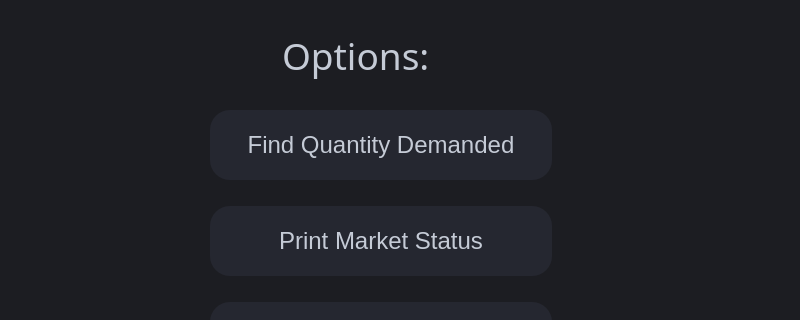
This is Project3Final/secondwindow.ui in loragonzaleze/COP3530Project3 as Qt 5 draws it before an edit; both pictures show x 0 to 800 and y 0 to 320 of the 800 by 600 pixel window. The edited form follows.
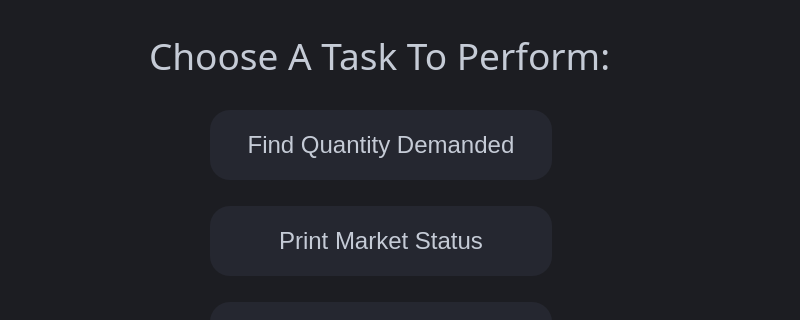
This is the edited form.

```diff
--- a/Project3Final/secondwindow.ui
+++ b/Project3Final/secondwindow.ui
@@ -408,7 +408,7 @@
    <widget class="QLineEdit" name="lineEdit">
     <property name="geometry">
      <rect>
-      <x>280</x>
+      <x>80</x>
       <y>0</y>
       <width>601</width>
       <height>111</height>
@@ -630,11 +630,14 @@
 background: transparent;</string>
     </property>
     <property name="text">
-     <string>Options:</string>
+     <string>Choose A Task To Perform:</string>
     </property>
     <property name="frame">
      <bool>false</bool>
     </property>
+    <property name="alignment">
+     <set>Qt::AlignCenter</set>
+    </property>
     <property name="readOnly">
      <bool>true</bool>
     </property>
```
Left out of the diff: 2 changed lines with no effect on the pictures.
